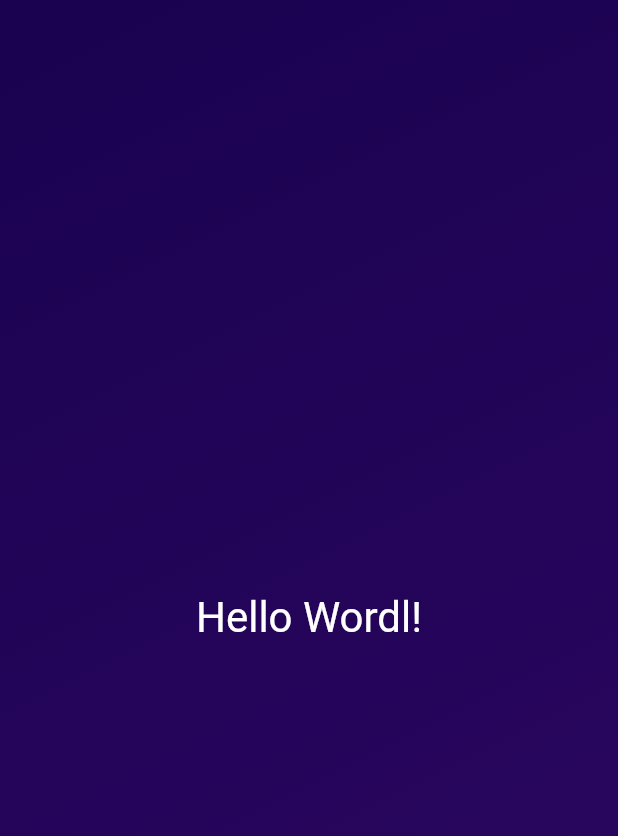
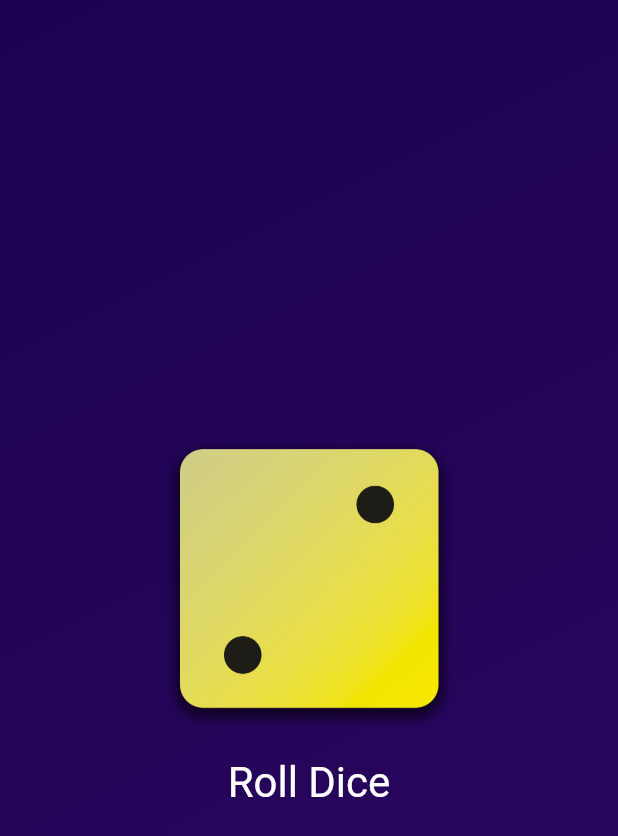
Before and after one commit to JawadMM/dice_app, a Flutter app: the screen it shows after launch, on a phone screen of 412 x 824 dp. Shown: the top 836 px of the screen. Run offline on Flutter 3.47's test engine with Material 2 defaults, Android fonts, the phone set to English and light mode, and no system bars.

Commit message:
finished the first flutter project

```diff
--- /dev/null
+++ b/lib/dice_roller.dart
@@ -0,0 +1,55 @@
+import 'dart:math';
+
+import 'package:flutter/material.dart';
+
+final randomizer = Random();
+
+class DiceRoller extends StatefulWidget {
+  const DiceRoller({super.key});
+
+  @override
+  State<DiceRoller> createState() {
+    return _DiceRollerState();
+  }
+}
+
+class _DiceRollerState extends State<DiceRoller> {
+  var currentDiceRoll = 2;
+
+  void RollDice() {
+    setState(() {
+      currentDiceRoll = randomizer.nextInt(6) + 1;
+    });
+  }
+
+  @override
+  Widget build(context) {
+    return Column(
+      mainAxisSize: MainAxisSize.min,
+      children: [
+        Image.asset(
+          'assets/images/dice-$currentDiceRoll.png',
+          width: 200,
+        ),
+        // const SizedBox(
+        //   height: 20,
+        // ),
+        TextButton(
+          onPressed: RollDice,
+          style: TextButton.styleFrom(
+            padding: const EdgeInsets.only(
+              top: 20,
+            ),
+            foregroundColor: Colors.white,
+            textStyle: const TextStyle(
+              fontSize: 28,
+            ),
+          ),
+          child: const Text(
+            'Roll Dice',
+          ),
+        )
+      ],
+    );
+  }
+}
--- a/lib/gradient_container.dart
+++ b/lib/gradient_container.dart
@@ -1,11 +1,11 @@
-import 'package:dice_app/white_text.dart';
+import 'package:dice_app/dice_roller.dart';
 import 'package:flutter/material.dart';
 
 var startAlignment = Alignment.topLeft;
 var endAlignment = Alignment.bottomRight;
 
 class GradientContainer extends StatelessWidget {
-  const GradientContainer(this.firstColor, this.secondColor, {super.key});
+  GradientContainer(this.firstColor, this.secondColor, {super.key});
 
   final Color firstColor;
   final Color secondColor;
@@ -19,8 +19,8 @@ class GradientContainer extends StatelessWidget {
           secondColor,
         ], begin: startAlignment, end: endAlignment),
       ),
-      child: const Center(
-        child: WhiteText('Hello Wordl!'),
+      child: Center(
+        child: DiceRoller(),
       ),
     );
     //this is a comment
--- a/lib/main.dart
+++ b/lib/main.dart
@@ -3,9 +3,10 @@ import 'package:dice_app/gradient_container.dart';
 
 void main() {
   runApp(
-    const MaterialApp(
+    MaterialApp(
       home: Scaffold(
-        body: GradientContainer(Color.fromARGB(255, 26, 2, 80),Color.fromARGB(255, 45, 7, 98)),
+        body: GradientContainer(const Color.fromARGB(255, 26, 2, 80),
+            const Color.fromARGB(255, 45, 7, 98)),
       ),
     ),
   );
```
Also changed, not shown: pubspec.yaml (+8 -2 lines), assets/images/dice-1.png (added), assets/images/dice-2.png (added), assets/images/dice-3.png (added), assets/images/dice-4.png (added), assets/images/dice-5.png (added), assets/images/dice-6.png (added), 2 other files.
